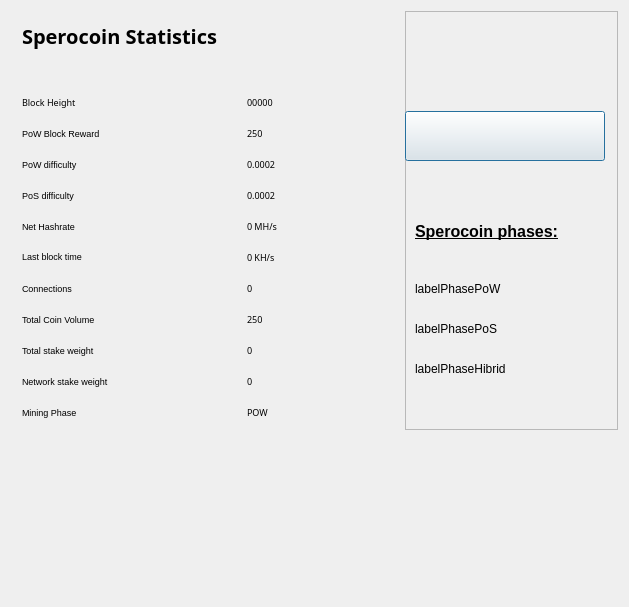
Above: src/qt/forms/statisticspage.ui from LightBurdenOfficial/SperoCoin_Android before the change. Below: the same form after it.
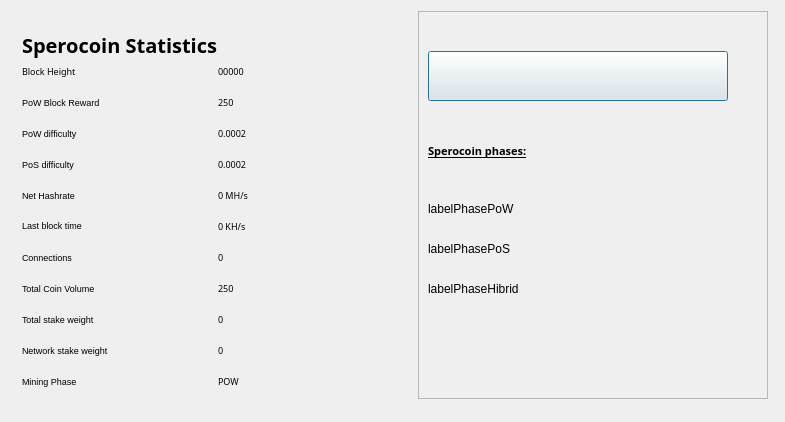
That is the form after the change. Icons and pictures are not drawn.

Patch:
```diff
--- a/src/qt/forms/statisticspage.ui
+++ b/src/qt/forms/statisticspage.ui
@@ -9,8 +9,8 @@
    <rect>
     <x>0</x>
     <y>0</y>
-    <width>629</width>
-    <height>607</height>
+    <width>785</width>
+    <height>422</height>
    </rect>
   </property>
   <property name="windowTitle">
@@ -23,23 +23,174 @@
    <property name="sizeConstraint">
     <enum>QLayout::SetMaximumSize</enum>
    </property>
-   <item row="1" column="0">
-    <spacer name="verticalSpacer">
-     <property name="orientation">
-      <enum>Qt::Vertical</enum>
+   <item row="0" column="1" colspan="2">
+    <widget class="QFrame" name="frame">
+     <property name="sizePolicy">
+      <sizepolicy hsizetype="Preferred" vsizetype="Preferred">
+       <horstretch>0</horstretch>
+       <verstretch>0</verstretch>
+      </sizepolicy>
      </property>
-     <property name="sizeHint" stdset="0">
+     <property name="minimumSize">
       <size>
-       <width>20</width>
-       <height>40</height>
+       <width>350</width>
+       <height>0</height>
       </size>
      </property>
-    </spacer>
+     <property name="frameShape">
+      <enum>QFrame::StyledPanel</enum>
+     </property>
+     <property name="frameShadow">
+      <enum>QFrame::Raised</enum>
+     </property>
+     <widget class="QLabel" name="label">
+      <property name="geometry">
+       <rect>
+        <x>10</x>
+        <y>100</y>
+        <width>200</width>
+        <height>81</height>
+       </rect>
+      </property>
+      <property name="font">
+       <font>
+        <family>Century Gothic</family>
+        <pointsize>8</pointsize>
+        <weight>9</weight>
+        <italic>false</italic>
+        <bold>false</bold>
+       </font>
+      </property>
+      <property name="styleSheet">
+       <string notr="true">font: 75 8pt &quot;Century Gothic&quot;;</string>
+      </property>
+      <property name="text">
+       <string>&lt;html&gt;&lt;head/&gt;&lt;body&gt;&lt;p&gt;&lt;span style=&quot; font-size:8pt; font-weight:600; text-decoration: underline;&quot;&gt;Sperocoin phases:&lt;/span&gt;&lt;/p&gt;&lt;/body&gt;&lt;/html&gt;</string>
+      </property>
+     </widget>
+     <widget class="QLabel" name="labelPhasePoW">
+      <property name="geometry">
+       <rect>
+        <x>10</x>
+        <y>190</y>
+        <width>300</width>
+        <height>16</height>
+       </rect>
+      </property>
+      <property name="minimumSize">
+       <size>
+        <width>0</width>
+        <height>0</height>
+       </size>
+      </property>
+      <property name="styleSheet">
+       <string notr="true">font: 75 7pt &quot;Century Gothic&quot;;</string>
+      </property>
+      <property name="text">
+       <string>labelPhasePoW</string>
+      </property>
+     </widget>
+     <widget class="QLabel" name="labelPhasePoS">
+      <property name="geometry">
+       <rect>
+        <x>10</x>
+        <y>230</y>
+        <width>300</width>
+        <height>16</height>
+       </rect>
+      </property>
+      <property name="styleSheet">
+       <string notr="true">font: 75 7pt &quot;Century Gothic&quot;;</string>
+      </property>
+      <property name="text">
+       <string>labelPhasePoS</string>
+      </property>
+     </widget>
+     <widget class="QLabel" name="labelPhaseHibrid">
+      <property name="geometry">
+       <rect>
+        <x>10</x>
+        <y>270</y>
+        <width>300</width>
+        <height>16</height>
+       </rect>
+      </property>
+      <property name="styleSheet">
+       <string notr="true">font: 75 7pt &quot;Century Gothic&quot;;</string>
+      </property>
+      <property name="text">
+       <string>labelPhaseHibrid</string>
+      </property>
+     </widget>
+     <widget class="QPushButton" name="startButton">
+      <property name="geometry">
+       <rect>
+        <x>10</x>
+        <y>40</y>
+        <width>300</width>
+        <height>50</height>
+       </rect>
+      </property>
+      <property name="sizePolicy">
+       <sizepolicy hsizetype="Fixed" vsizetype="Fixed">
+        <horstretch>0</horstretch>
+        <verstretch>0</verstretch>
+       </sizepolicy>
+      </property>
+      <property name="minimumSize">
+       <size>
+        <width>300</width>
+        <height>50</height>
+       </size>
+      </property>
+      <property name="maximumSize">
+       <size>
+        <width>300</width>
+        <height>50</height>
+       </size>
+      </property>
+      <property name="font">
+       <font>
+        <family>Century Gothic</family>
+        <pointsize>5</pointsize>
+        <weight>9</weight>
+        <italic>false</italic>
+        <bold>false</bold>
+       </font>
+      </property>
+      <property name="autoFillBackground">
+       <bool>false</bool>
+      </property>
+      <property name="styleSheet">
+       <string notr="true"/>
+      </property>
+      <property name="text">
+       <string/>
+      </property>
+      <property name="icon">
+       <iconset>
+        <normalon>:/icons/reload</normalon>
+       </iconset>
+      </property>
+      <property name="iconSize">
+       <size>
+        <width>32</width>
+        <height>33</height>
+       </size>
+      </property>
+      <property name="autoDefault">
+       <bool>true</bool>
+      </property>
+      <property name="default">
+       <bool>true</bool>
+      </property>
+     </widget>
+    </widget>
    </item>
    <item row="0" column="0">
     <widget class="QFrame" name="gridFrame_2">
      <layout class="QGridLayout" name="gridLayout_4">
-      <item row="1" column="0">
+      <item row="3" column="0">
        <layout class="QHBoxLayout" name="horizontalLayout_4">
         <property name="spacing">
          <number>7</number>
@@ -68,6 +219,9 @@
           <property name="orientation">
            <enum>Qt::Horizontal</enum>
           </property>
+          <property name="sizeType">
+           <enum>QSizePolicy::Expanding</enum>
+          </property>
           <property name="sizeHint" stdset="0">
            <size>
             <width>40</width>
@@ -78,26 +232,13 @@
         </item>
        </layout>
       </item>
-      <item row="2" column="0">
-       <spacer name="verticalSpacer_2">
-        <property name="orientation">
-         <enum>Qt::Vertical</enum>
-        </property>
-        <property name="sizeHint" stdset="0">
-         <size>
-          <width>20</width>
-          <height>40</height>
-         </size>
-        </property>
-       </spacer>
-      </item>
-      <item row="3" column="0">
+      <item row="4" column="0">
        <layout class="QFormLayout" name="formLayout_2">
         <property name="fieldGrowthPolicy">
          <enum>QFormLayout::FieldsStayAtSizeHint</enum>
         </property>
         <property name="horizontalSpacing">
-         <number>139</number>
+         <number>110</number>
         </property>
         <property name="verticalSpacing">
          <number>18</number>
@@ -444,151 +585,34 @@
         </item>
        </layout>
       </item>
+      <item row="2" column="0">
+       <spacer name="verticalSpacer_2">
+        <property name="orientation">
+         <enum>Qt::Vertical</enum>
+        </property>
+        <property name="sizeHint" stdset="0">
+         <size>
+          <width>322</width>
+          <height>37</height>
+         </size>
+        </property>
+       </spacer>
+      </item>
      </layout>
     </widget>
    </item>
-   <item row="0" column="1">
-    <widget class="QFrame" name="frame">
-     <property name="minimumSize">
+   <item row="1" column="0" colspan="4">
+    <spacer name="verticalSpacer">
+     <property name="orientation">
+      <enum>Qt::Vertical</enum>
+     </property>
+     <property name="sizeHint" stdset="0">
       <size>
-       <width>213</width>
-       <height>0</height>
+       <width>20</width>
+       <height>40</height>
       </size>
      </property>
-     <property name="frameShape">
-      <enum>QFrame::StyledPanel</enum>
-     </property>
-     <property name="frameShadow">
-      <enum>QFrame::Raised</enum>
-     </property>
-     <widget class="QLabel" name="label">
-      <property name="geometry">
-       <rect>
-        <x>10</x>
-        <y>180</y>
-        <width>191</width>
-        <height>81</height>
-       </rect>
-      </property>
-      <property name="styleSheet">
-       <string notr="true">font: 75 10pt &quot;Century Gothic&quot;;</string>
-      </property>
-      <property name="text">
-       <string>&lt;html&gt;&lt;head/&gt;&lt;body&gt;&lt;p&gt;&lt;span style=&quot; font-size:12pt; font-weight:600; text-decoration: underline;&quot;&gt;Sperocoin phases:&lt;/span&gt;&lt;/p&gt;&lt;/body&gt;&lt;/html&gt;</string>
-      </property>
-     </widget>
-     <widget class="QLabel" name="labelPhasePoW">
-      <property name="geometry">
-       <rect>
-        <x>10</x>
-        <y>270</y>
-        <width>191</width>
-        <height>16</height>
-       </rect>
-      </property>
-      <property name="styleSheet">
-       <string notr="true">font: 75 7pt &quot;Century Gothic&quot;;</string>
-      </property>
-      <property name="text">
-       <string>labelPhasePoW</string>
-      </property>
-     </widget>
-     <widget class="QLabel" name="labelPhasePoS">
-      <property name="geometry">
-       <rect>
-        <x>10</x>
-        <y>310</y>
-        <width>191</width>
-        <height>16</height>
-       </rect>
-      </property>
-      <property name="styleSheet">
-       <string notr="true">font: 75 7pt &quot;Century Gothic&quot;;</string>
-      </property>
-      <property name="text">
-       <string>labelPhasePoS</string>
-      </property>
-     </widget>
-     <widget class="QLabel" name="labelPhaseHibrid">
-      <property name="geometry">
-       <rect>
-        <x>10</x>
-        <y>350</y>
-        <width>191</width>
-        <height>16</height>
-       </rect>
-      </property>
-      <property name="styleSheet">
-       <string notr="true">font: 75 7pt &quot;Century Gothic&quot;;</string>
-      </property>
-      <property name="text">
-       <string>labelPhaseHibrid</string>
-      </property>
-     </widget>
-     <widget class="QPushButton" name="startButton">
-      <property name="geometry">
-       <rect>
-        <x>0</x>
-        <y>100</y>
-        <width>200</width>
-        <height>50</height>
-       </rect>
-      </property>
-      <property name="sizePolicy">
-       <sizepolicy hsizetype="Fixed" vsizetype="Fixed">
-        <horstretch>0</horstretch>
-        <verstretch>0</verstretch>
-       </sizepolicy>
-      </property>
-      <property name="minimumSize">
-       <size>
-        <width>200</width>
-        <height>50</height>
-       </size>
-      </property>
-      <property name="maximumSize">
-       <size>
-        <width>200</width>
-        <height>50</height>
-       </size>
-      </property>
-      <property name="font">
-       <font>
-        <family>Century Gothic</family>
-        <pointsize>5</pointsize>
-        <weight>9</weight>
-        <italic>false</italic>
-        <bold>false</bold>
-       </font>
-      </property>
-      <property name="autoFillBackground">
-       <bool>false</bool>
-      </property>
-      <property name="styleSheet">
-       <string notr="true"/>
-      </property>
-      <property name="text">
-       <string/>
-      </property>
-      <property name="icon">
-       <iconset>
-        <normalon>:/icons/reload</normalon>
-       </iconset>
-      </property>
-      <property name="iconSize">
-       <size>
-        <width>32</width>
-        <height>33</height>
-       </size>
-      </property>
-      <property name="autoDefault">
-       <bool>true</bool>
-      </property>
-      <property name="default">
-       <bool>true</bool>
-      </property>
-     </widget>
-    </widget>
+    </spacer>
    </item>
   </layout>
  </widget>
```
